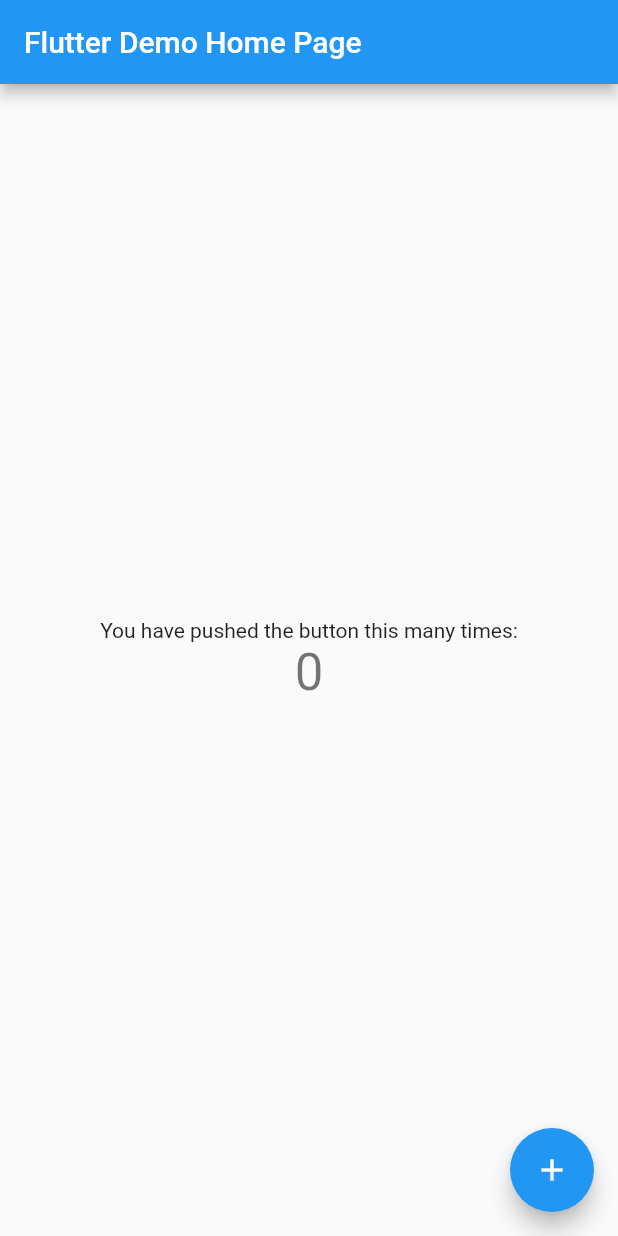
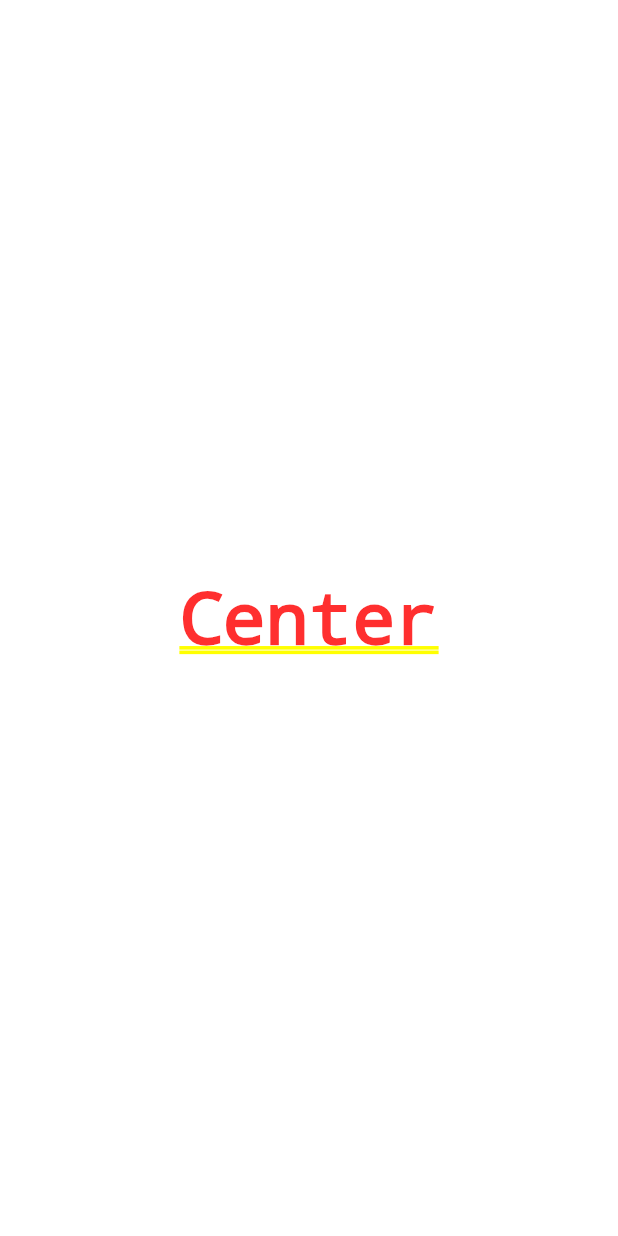
Before and after one commit to triyono777/tutorial_flutter_pegawai, a Flutter app: the screen it shows after launch, on a phone screen of 412 x 824 dp. Run offline on Flutter 3.47's test engine with Material 2 defaults, Android fonts, the phone set to English and light mode, and no system bars.

Commit message:
pembersihan komentar

```diff
--- a/lib/main.dart
+++ b/lib/main.dart
@@ -5,113 +5,29 @@ void main() {
 }
 
 class MyApp extends StatelessWidget {
-  // This widget is the root of your application.
   @override
   Widget build(BuildContext context) {
     return MaterialApp(
       title: 'Flutter Demo',
       theme: ThemeData(
-        // This is the theme of your application.
-        //
-        // Try running your application with "flutter run". You'll see the
-        // application has a blue toolbar. Then, without quitting the app, try
-        // changing the primarySwatch below to Colors.green and then invoke
-        // "hot reload" (press "r" in the console where you ran "flutter run",
-        // or simply save your changes to "hot reload" in a Flutter IDE).
-        // Notice that the counter didn't reset back to zero; the application
-        // is not restarted.
         primarySwatch: Colors.blue,
-        // This makes the visual density adapt to the platform that you run
-        // the app on. For desktop platforms, the controls will be smaller and
-        // closer together (more dense) than on mobile platforms.
         visualDensity: VisualDensity.adaptivePlatformDensity,
       ),
-      home: MyHomePage(title: 'Flutter Demo Home Page'),
+      home: HomePage(),
     );
   }
 }
 
-class MyHomePage extends StatefulWidget {
-  MyHomePage({Key key, this.title}) : super(key: key);
-
-  // This widget is the home page of your application. It is stateful, meaning
-  // that it has a State object (defined below) that contains fields that affect
-  // how it looks.
-
-  // This class is the configuration for the state. It holds the values (in this
-  // case the title) provided by the parent (in this case the App widget) and
-  // used by the build method of the State. Fields in a Widget subclass are
-  // always marked "final".
-
-  final String title;
-
+class HomePage extends StatefulWidget {
   @override
-  _MyHomePageState createState() => _MyHomePageState();
+  _HomePageState createState() => _HomePageState();
 }
 
-class _MyHomePageState extends State<MyHomePage> {
-  int _counter = 0;
-
-  void _incrementCounter() {
-    setState(() {
-      // This call to setState tells the Flutter framework that something has
-      // changed in this State, which causes it to rerun the build method below
-      // so that the display can reflect the updated values. If we changed
-      // _counter without calling setState(), then the build method would not be
-      // called again, and so nothing would appear to happen.
-      _counter++;
-    });
-  }
-
+class _HomePageState extends State<HomePage> {
   @override
   Widget build(BuildContext context) {
-    // This method is rerun every time setState is called, for instance as done
-    // by the _incrementCounter method above.
-    //
-    // The Flutter framework has been optimized to make rerunning build methods
-    // fast, so that you can just rebuild anything that needs updating rather
-    // than having to individually change instances of widgets.
-    return Scaffold(
-      appBar: AppBar(
-        // Here we take the value from the MyHomePage object that was created by
-        // the App.build method, and use it to set our appbar title.
-        title: Text(widget.title),
-      ),
-      body: Center(
-        // Center is a layout widget. It takes a single child and positions it
-        // in the middle of the parent.
-        child: Column(
-          // Column is also a layout widget. It takes a list of children and
-          // arranges them vertically. By default, it sizes itself to fit its
-          // children horizontally, and tries to be as tall as its parent.
-          //
-          // Invoke "debug painting" (press "p" in the console, choose the
-          // "Toggle Debug Paint" action from the Flutter Inspector in Android
-          // Studio, or the "Toggle Debug Paint" command in Visual Studio Code)
-          // to see the wireframe for each widget.
-          //
-          // Column has various properties to control how it sizes itself and
-          // how it positions its children. Here we use mainAxisAlignment to
-          // center the children vertically; the main axis here is the vertical
-          // axis because Columns are vertical (the cross axis would be
-          // horizontal).
-          mainAxisAlignment: MainAxisAlignment.center,
-          children: <Widget>[
-            Text(
-              'You have pushed the button this many times:',
-            ),
-            Text(
-              '$_counter',
-              style: Theme.of(context).textTheme.headline4,
-            ),
-          ],
-        ),
-      ),
-      floatingActionButton: FloatingActionButton(
-        onPressed: _incrementCounter,
-        tooltip: 'Increment',
-        child: Icon(Icons.add),
-      ), // This trailing comma makes auto-formatting nicer for build methods.
+    return Container(
+      child: Center(child: Text('Center')),
     );
   }
 }
```
